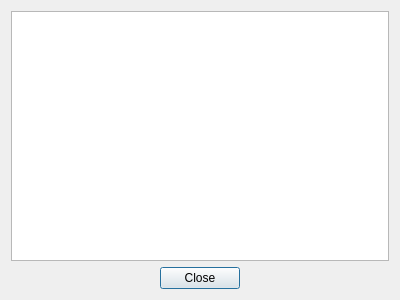
hmatuschek/qdmr, file shared/aboutdialog.ui: the form before one commit.
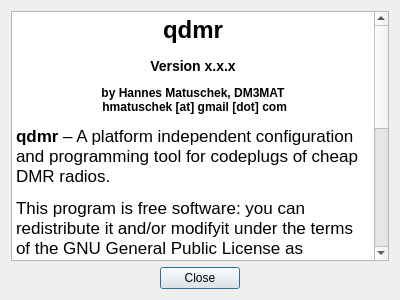
The form after the commit. Icons and pictures are not drawn.

```diff
--- a/shared/aboutdialog.ui
+++ b/shared/aboutdialog.ui
@@ -15,7 +15,30 @@
   </property>
   <layout class="QVBoxLayout" name="verticalLayout">
    <item>
-    <widget class="QTextEdit" name="textEdit"/>
+    <widget class="QTextEdit" name="textEdit">
+     <property name="documentTitle">
+      <string>About qdmr</string>
+     </property>
+     <property name="undoRedoEnabled">
+      <bool>false</bool>
+     </property>
+     <property name="html">
+      <string>&lt;!DOCTYPE HTML PUBLIC &quot;-//W3C//DTD HTML 4.0//EN&quot; &quot;http://www.w3.org/TR/REC-html40/strict.dtd&quot;&gt;
+&lt;html&gt;&lt;head&gt;&lt;meta name=&quot;qrichtext&quot; content=&quot;1&quot; /&gt;&lt;title&gt;About qdmr&lt;/title&gt;&lt;style type=&quot;text/css&quot;&gt;
+p, li { white-space: pre-wrap; }
+&lt;/style&gt;&lt;/head&gt;&lt;body style=&quot; font-family:'.SF NS Text'; font-size:13pt; font-weight:400; font-style:normal;&quot;&gt;
+&lt;h1 align=&quot;center&quot; style=&quot; margin-top:18px; margin-bottom:12px; margin-left:0px; margin-right:0px; -qt-block-indent:0; text-indent:0px;&quot;&gt;&lt;span style=&quot; font-size:xx-large; font-weight:600;&quot;&gt;qdmr&lt;/span&gt;&lt;/h1&gt;
+&lt;h3 align=&quot;center&quot; style=&quot; margin-top:14px; margin-bottom:12px; margin-left:0px; margin-right:0px; -qt-block-indent:0; text-indent:0px;&quot;&gt;&lt;span style=&quot; font-size:large; font-weight:600;&quot;&gt;Version x.x.x&lt;/span&gt;&lt;/h3&gt;
+&lt;h4 align=&quot;center&quot; style=&quot; margin-top:12px; margin-bottom:12px; margin-left:0px; margin-right:0px; -qt-block-indent:0; text-indent:0px;&quot;&gt;&lt;span style=&quot; font-size:medium; font-weight:600;&quot;&gt;by Hannes Matuschek, DM3MAT&lt;br /&gt; hmatuschek [at] gmail [dot] com&lt;/span&gt;&lt;/h4&gt;
+&lt;p style=&quot; margin-top:12px; margin-bottom:12px; margin-left:0px; margin-right:0px; -qt-block-indent:0; text-indent:0px;&quot;&gt;&lt;span style=&quot; font-weight:600;&quot;&gt;qdmr&lt;/span&gt; – A platform independent configuration and programming tool for codeplugs of cheap DMR radios.&lt;/p&gt;
+&lt;p style=&quot; margin-top:12px; margin-bottom:12px; margin-left:0px; margin-right:0px; -qt-block-indent:0; text-indent:0px;&quot;&gt;This program is free software: you can redistribute it and/or modifyit under the terms of the GNU General Public License as published bythe Free Software Foundation, either version 3 of the License, or(at your option) any later version.&lt;/p&gt;
+&lt;p style=&quot; margin-top:12px; margin-bottom:12px; margin-left:0px; margin-right:0px; -qt-block-indent:0; text-indent:0px;&quot;&gt;This program is distributed in the hope that it will be useful,but WITHOUT ANY WARRANTY; without even the implied warranty ofMERCHANTABILITY or FITNESS FOR A PARTICULAR PURPOSE.  See theGNU General Public License for more details.&lt;/p&gt;
+&lt;p style=&quot; margin-top:12px; margin-bottom:12px; margin-left:0px; margin-right:0px; -qt-block-indent:0; text-indent:0px;&quot;&gt;You should have received a copy of the GNU General Public Licensealong with this program.  If not, see &lt;a href=&quot;https://www.gnu.org/licenses/&quot;&gt;&lt;span style=&quot; text-decoration: underline; color:#0000ff;&quot;&gt;https://www.gnu.org/licenses/&lt;/span&gt;&lt;/a&gt;.&lt;/p&gt;&lt;/body&gt;&lt;/html&gt;</string>
+     </property>
+     <property name="textInteractionFlags">
+      <set>Qt::LinksAccessibleByKeyboard|Qt::LinksAccessibleByMouse|Qt::TextBrowserInteraction|Qt::TextSelectableByKeyboard|Qt::TextSelectableByMouse</set>
+     </property>
+    </widget>
    </item>
    <item>
     <widget class="QDialogButtonBox" name="buttonBox">
```
Left out of the diff: 8 changed lines with no effect on the pictures.
